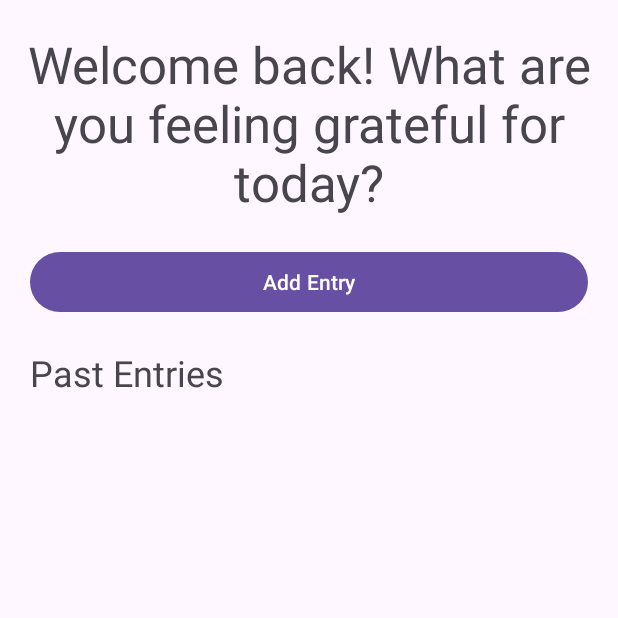
After one commit to simplyallissa/Zenwood, an Android app: the HomeActivity screen opened directly, with no data from a screen before it, on a phone screen of 412 x 824 dp, the top half of it. The commit adds this screen. Run offline under Robolectric (Android 15) with nearby library versions, the phone set to English and light mode, and no system bars.

Commit message:
set up all xml and java files. Made welcome screen click to move to home screen. Added text and button to home screen.

```diff
--- a/app/src/main/AndroidManifest.xml
+++ b/app/src/main/AndroidManifest.xml
@@ -17,9 +17,12 @@
             android:exported="true">
             <intent-filter>
                 <action android:name="android.intent.action.MAIN" />
-
                 <category android:name="android.intent.category.LAUNCHER" />
             </intent-filter>
+        </activity>
+        <activity
+            android:name=".HomeActivity"
+            android:exported="true">
         </activity>
     </application>
 
--- /dev/null
+++ b/app/src/main/java/edu/ucdenver/hertzallissa/zenwood/AddEntryActivity.java
@@ -0,0 +1,4 @@
+package edu.ucdenver.hertzallissa.zenwood;
+
+public class AddEntryActivity {
+}
--- /dev/null
+++ b/app/src/main/java/edu/ucdenver/hertzallissa/zenwood/EditEntryActivity.java
@@ -0,0 +1,4 @@
+package edu.ucdenver.hertzallissa.zenwood;
+
+public class EditEntryActivity {
+}
--- /dev/null
+++ b/app/src/main/java/edu/ucdenver/hertzallissa/zenwood/HomeActivity.java
@@ -0,0 +1,14 @@
+package edu.ucdenver.hertzallissa.zenwood;
+
+import android.os.Bundle;
+
+import androidx.appcompat.app.AppCompatActivity;
+
+public class HomeActivity extends AppCompatActivity {
+
+    @Override
+    protected void onCreate(Bundle savedInstanceState) {
+        super.onCreate(savedInstanceState);
+        setContentView(R.layout.activity_home);
+    }
+}
--- /dev/null
+++ b/app/src/main/res/layout/activity_add_entry.xml
@@ -0,0 +1,6 @@
+<?xml version="1.0" encoding="utf-8"?>
+<androidx.constraintlayout.widget.ConstraintLayout xmlns:android="http://schemas.android.com/apk/res/android"
+    android:layout_width="match_parent"
+    android:layout_height="match_parent">
+
+</androidx.constraintlayout.widget.ConstraintLayout>
--- /dev/null
+++ b/app/src/main/res/layout/activity_edit_entry.xml
@@ -0,0 +1,6 @@
+<?xml version="1.0" encoding="utf-8"?>
+<androidx.constraintlayout.widget.ConstraintLayout xmlns:android="http://schemas.android.com/apk/res/android"
+    android:layout_width="match_parent"
+    android:layout_height="match_parent">
+
+</androidx.constraintlayout.widget.ConstraintLayout>
--- /dev/null
+++ b/app/src/main/res/layout/activity_home.xml
@@ -0,0 +1,41 @@
+<?xml version="1.0" encoding="utf-8"?>
+<androidx.constraintlayout.widget.ConstraintLayout xmlns:android="http://schemas.android.com/apk/res/android"
+    xmlns:tools="http://schemas.android.com/tools"
+    android:id="@+id/textViewWelcomeBack"
+    android:layout_width="match_parent"
+    android:layout_height="match_parent">
+
+    <LinearLayout
+        android:layout_width="match_parent"
+        android:layout_height="match_parent"
+        android:orientation="vertical">
+
+        <TextView
+            android:id="@+id/textViewWelcomeMessage"
+            android:layout_width="match_parent"
+            android:layout_height="wrap_content"
+            android:layout_marginTop="20sp"
+            android:text="Welcome back! What are you feeling grateful for today?"
+            android:textAlignment="center"
+            android:textSize="34sp" />
+
+        <Button
+            android:id="@+id/buttonAddEntry"
+            android:layout_width="match_parent"
+            android:layout_height="wrap_content"
+            android:layout_marginLeft="20sp"
+            android:layout_marginTop="20sp"
+            android:layout_marginRight="20sp"
+            android:text="Add Entry" />
+
+        <TextView
+            android:id="@+id/textViewPastEntries"
+            android:layout_width="match_parent"
+            android:layout_height="wrap_content"
+            android:layout_marginLeft="20sp"
+            android:layout_marginTop="20sp"
+            android:layout_marginBottom="20sp"
+            android:text="Past Entries"
+            android:textSize="24sp" />
+    </LinearLayout>
+</androidx.constraintlayout.widget.ConstraintLayout>
--- a/app/src/main/res/layout/activity_main.xml
+++ b/app/src/main/res/layout/activity_main.xml
@@ -2,6 +2,7 @@
 <androidx.constraintlayout.widget.ConstraintLayout xmlns:android="http://schemas.android.com/apk/res/android"
     xmlns:app="http://schemas.android.com/apk/res-auto"
     xmlns:tools="http://schemas.android.com/tools"
+    android:id="@+id/welcome_screen"
     android:layout_width="match_parent"
     android:layout_height="match_parent"
     tools:context=".MainActivity">
@@ -9,7 +10,7 @@
     <TextView
         android:layout_width="wrap_content"
         android:layout_height="wrap_content"
-        android:text="Hello World!"
+        android:text="Add welcome screen graphic here"
         app:layout_constraintBottom_toBottomOf="parent"
         app:layout_constraintEnd_toEndOf="parent"
         app:layout_constraintStart_toStartOf="parent"
```
Also changed, not shown: app/src/main/java/edu/ucdenver/hertzallissa/zenwood/MainActivity.java (+18 -0 lines).
